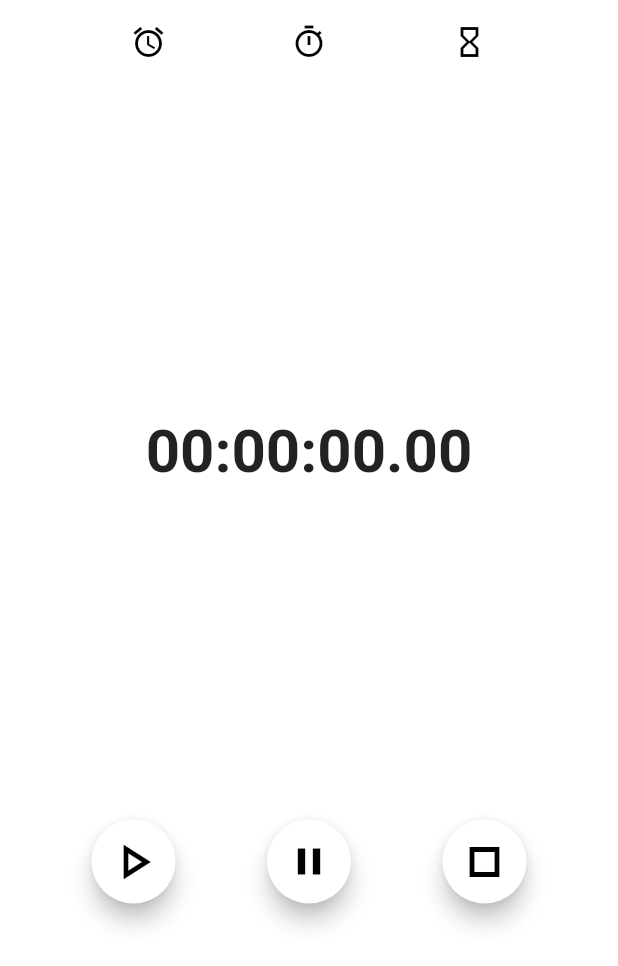
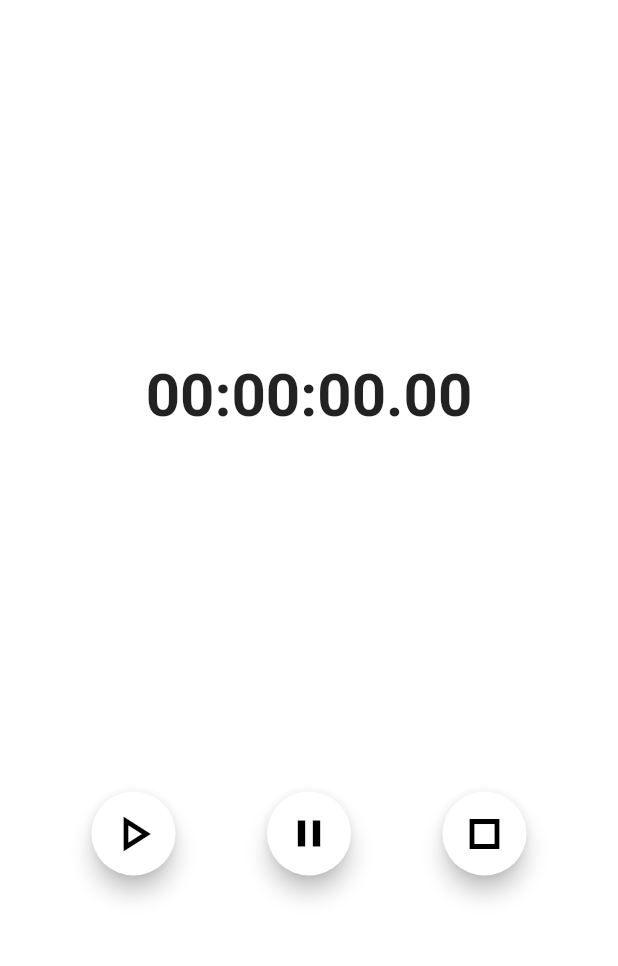
Before and after one commit to sarah-jessica/Uhr, a Flutter app: the StopwatchScreen screen opened by its route, on a phone screen of 412 x 824 dp. Shown: the top 966 px of the screen. Run offline on Flutter 3.47's test engine with Material 2 defaults, Android fonts, the light colour scheme and no system bars; our stand-ins replace flutter_local_notifications, flutter_time_picker_spinner, stop_watch_timer, timezone; Roboto replaces fonts that are missing (Helvetica).

Commit message:
deleted AppBar

```diff
--- a/lib/ui/screens/stopwatch/stopwatch_screen.dart
+++ b/lib/ui/screens/stopwatch/stopwatch_screen.dart
@@ -1,5 +1,4 @@
 import 'package:flutter/material.dart';
-import 'package:uhr/ui/widgets/clock_appbar.dart';
 import 'package:stop_watch_timer/stop_watch_timer.dart';
 
 // stopwatch screen
@@ -20,7 +19,6 @@ class _StopwatchScreenState extends State<StopwatchScreen> {
   Widget build(BuildContext context) {
 
     return Scaffold(
-      appBar: const ClockAppBar(),
       backgroundColor: Colors.white,
       body: Column(
         mainAxisAlignment: MainAxisAlignment.spaceEvenly,
```
